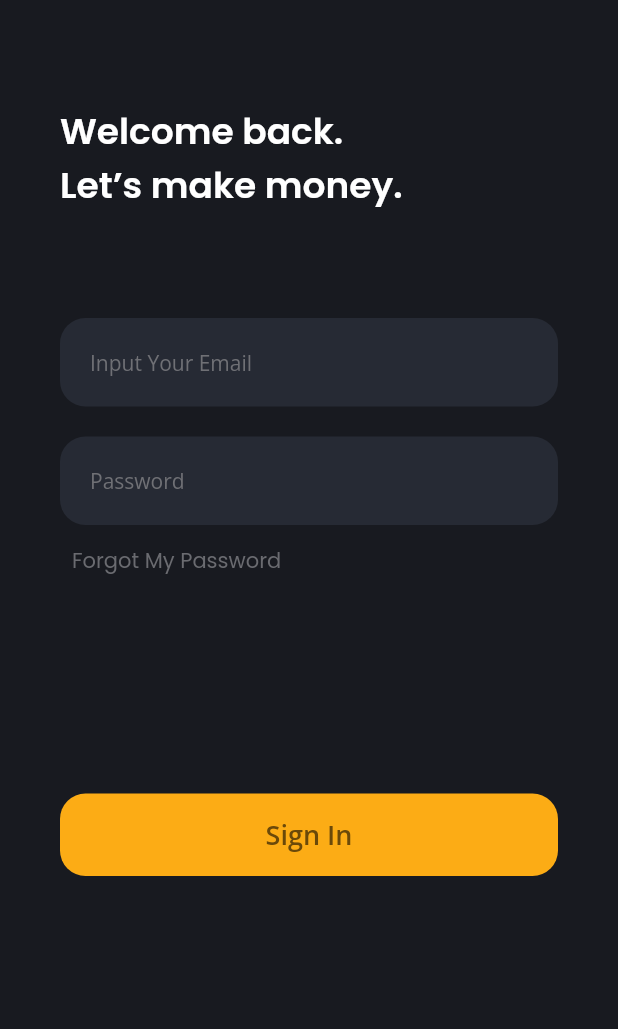
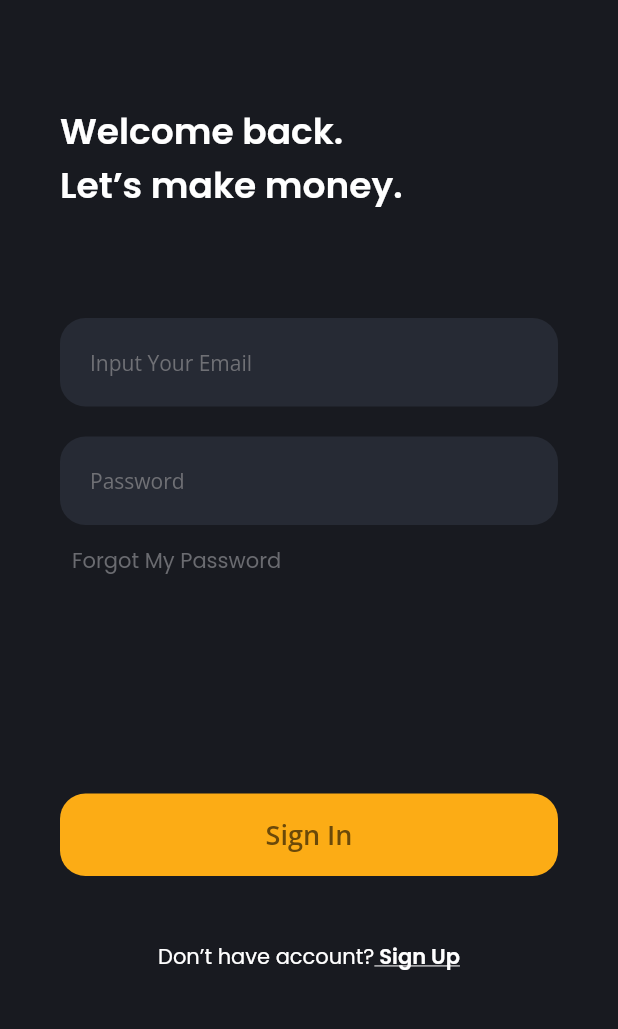
Before and after one commit to jilanfawwaz/ModernFlutterUI, a Flutter app: the screen it shows after launch, on a phone screen of 412 x 824 dp, the part 180-1209 px from its top. Run offline on Flutter 3.47's test engine with Material 2 defaults, Android fonts, the phone set to English and light mode, and no system bars; our stand-ins replace google_fonts.

Commit message:
tambahan day3 crypto textButton with richtext

```diff
--- a/lib/ui/signincrypto.dart
+++ b/lib/ui/signincrypto.dart
@@ -110,7 +110,10 @@ class SignInCrypto extends StatelessWidget {
             Container(
               width: double.infinity,
               height: 55,
-              margin: EdgeInsets.only(top: 131),
+              margin: EdgeInsets.only(
+                top: 131,
+                bottom: 30,
+              ),
               child: TextButton(
                 style: TextButton.styleFrom(
                   backgroundColor: cOrangeButton,
@@ -125,7 +128,31 @@ class SignInCrypto extends StatelessWidget {
                   style: cOpenSansGreySemibold18,
                 ),
               ),
-            )
+            ),
+            Center(
+              child: TextButton(
+                onPressed: () {},
+                //child: Text("Don’t have account? Sign Up"),
+                child: RichText(
+                  text: TextSpan(
+                    children: <TextSpan>[
+                      TextSpan(
+                        text: "Don’t have account?",
+                        style:
+                            cPoppinsGreyRegular14.copyWith(color: Colors.white),
+                      ),
+                      TextSpan(
+                        text: " Sign Up",
+                        style: cPoppinsGreyRegular14.copyWith(
+                            color: Colors.white,
+                            fontWeight: semiBold,
+                            decoration: TextDecoration.underline),
+                      ),
+                    ],
+                  ),
+                ),
+              ),
+            ),
           ],
         ),
       ),
```
